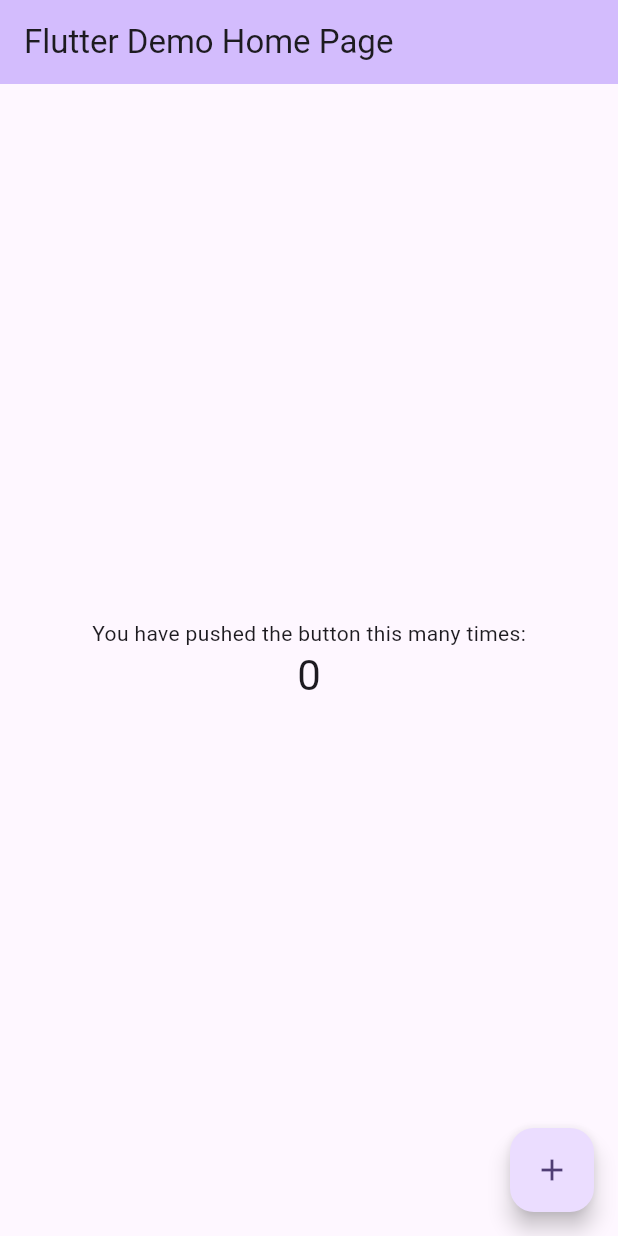
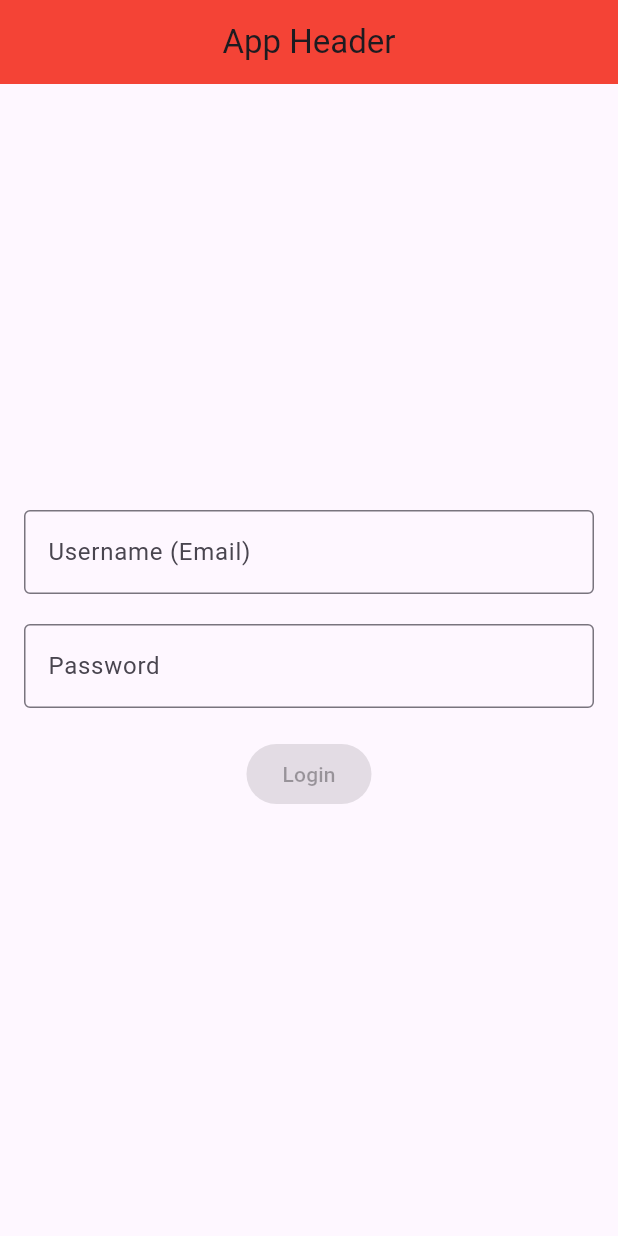
Before and after one commit to SalilMonga/GarageFinder, a Flutter app: the screen it shows after launch, on a phone screen of 412 x 824 dp. Run offline on Flutter 3.47's test engine with Material 3 defaults, Android fonts, the phone set to English and light mode, and no system bars.

Commit message:
Added Login Page-No validation

```diff
--- a/garagefinder/lib/main.dart
+++ b/garagefinder/lib/main.dart
@@ -1,125 +1,21 @@
 import 'package:flutter/material.dart';
+import 'screens/login_screen.dart';
 
 void main() {
-  runApp(const MyApp());
+  runApp(MyApp());
 }
 
 class MyApp extends StatelessWidget {
   const MyApp({super.key});
 
-  // This widget is the root of your application.
   @override
   Widget build(BuildContext context) {
     return MaterialApp(
-      title: 'Flutter Demo',
+      title: 'Flutter Dummy Login',
       theme: ThemeData(
-        // This is the theme of your application.
-        //
-        // TRY THIS: Try running your application with "flutter run". You'll see
-        // the application has a purple toolbar. Then, without quitting the app,
-        // try changing the seedColor in the colorScheme below to Colors.green
-        // and then invoke "hot reload" (save your changes or press the "hot
-        // reload" button in a Flutter-supported IDE, or press "r" if you used
-        // the command line to start the app).
-        //
-        // Notice that the counter didn't reset back to zero; the application
-        // state is not lost during the reload. To reset the state, use hot
-        // restart instead.
-        //
-        // This works for code too, not just values: Most code changes can be
-        // tested with just a hot reload.
-        colorScheme: ColorScheme.fromSeed(seedColor: Colors.deepPurple),
-        useMaterial3: true,
+        primarySwatch: Colors.red,
       ),
-      home: const MyHomePage(title: 'Flutter Demo Home Page'),
+      home: LoginScreen(),
     );
   }
 }
-
-class MyHomePage extends StatefulWidget {
-  const MyHomePage({super.key, required this.title});
-
-  // This widget is the home page of your application. It is stateful, meaning
-  // that it has a State object (defined below) that contains fields that affect
-  // how it looks.
-
-  // This class is the configuration for the state. It holds the values (in this
-  // case the title) provided by the parent (in this case the App widget) and
-  // used by the build method of the State. Fields in a Widget subclass are
-  // always marked "final".
-
-  final String title;
-
-  @override
-  State<MyHomePage> createState() => _MyHomePageState();
-}
-
-class _MyHomePageState extends State<MyHomePage> {
-  int _counter = 0;
-
-  void _incrementCounter() {
-    setState(() {
-      // This call to setState tells the Flutter framework that something has
-      // changed in this State, which causes it to rerun the build method below
-      // so that the display can reflect the updated values. If we changed
-      // _counter without calling setState(), then the build method would not be
-      // called again, and so nothing would appear to happen.
-      _counter++;
-    });
-  }
-
-  @override
-  Widget build(BuildContext context) {
-    // This method is rerun every time setState is called, for instance as done
-    // by the _incrementCounter method above.
-    //
-    // The Flutter framework has been optimized to make rerunning build methods
-    // fast, so that you can just rebuild anything that needs updating rather
-    // than having to individually change instances of widgets.
-    return Scaffold(
-      appBar: AppBar(
-        // TRY THIS: Try changing the color here to a specific color (to
-        // Colors.amber, perhaps?) and trigger a hot reload to see the AppBar
-        // change color while the other colors stay the same.
-        backgroundColor: Theme.of(context).colorScheme.inversePrimary,
-        // Here we take the value from the MyHomePage object that was created by
-        // the App.build method, and use it to set our appbar title.
-        title: Text(widget.title),
-      ),
-      body: Center(
-        // Center is a layout widget. It takes a single child and positions it
-        // in the middle of the parent.
-        child: Column(
-          // Column is also a layout widget. It takes a list of children and
-          // arranges them vertically. By default, it sizes itself to fit its
-          // children horizontally, and tries to be as tall as its parent.
-          //
-          // Column has various properties to control how it sizes itself and
-          // how it positions its children. Here we use mainAxisAlignment to
-          // center the children vertically; the main axis here is the vertical
-          // axis because Columns are vertical (the cross axis would be
-          // horizontal).
-          //
-          // TRY THIS: Invoke "debug painting" (choose the "Toggle Debug Paint"
-          // action in the IDE, or press "p" in the console), to see the
-          // wireframe for each widget.
-          mainAxisAlignment: MainAxisAlignment.center,
-          children: <Widget>[
-            const Text(
-              'You have pushed the button this many times:',
-            ),
-            Text(
-              '$_counter',
-              style: Theme.of(context).textTheme.headlineMedium,
-            ),
-          ],
-        ),
-      ),
-      floatingActionButton: FloatingActionButton(
-        onPressed: _incrementCounter,
-        tooltip: 'Increment',
-        child: const Icon(Icons.add),
-      ), // This trailing comma makes auto-formatting nicer for build methods.
-    );
-  }
-}
--- /dev/null
+++ b/garagefinder/lib/screens/login_screen.dart
@@ -0,0 +1,86 @@
+import 'package:flutter/material.dart';
+import '../widgets/header.dart';
+
+class LoginScreen extends StatefulWidget {
+  @override
+  _LoginScreenState createState() => _LoginScreenState();
+}
+
+class _LoginScreenState extends State<LoginScreen> {
+  final TextEditingController _emailController = TextEditingController();
+  final TextEditingController _passwordController = TextEditingController();
+  String? _emailError;
+  bool _isLoginButtonEnabled = false;
+
+  @override
+  void initState() {
+    super.initState();
+    _emailController.addListener(() {
+      setState(() {
+        _emailError = isValidEmail(_emailController.text)
+            ? null
+            : 'Invalid email address';
+        _validateInputs();
+      });
+    });
+    _passwordController.addListener(_validateInputs);
+  }
+
+  void _validateInputs() {
+    setState(() {
+      _isLoginButtonEnabled = _emailController.text.isNotEmpty &&
+          _passwordController.text.isNotEmpty;
+    });
+  }
+
+  bool isValidEmail(String email) {
+    final emailRegex = RegExp(r'^[^@]+@[^@]+\.[^@]+');
+    return emailRegex.hasMatch(email);
+  }
+
+  @override
+  Widget build(BuildContext context) {
+    return Scaffold(
+      appBar: Header(), // Reusing the red header
+      body: Center(
+        child: Column(
+          mainAxisAlignment: MainAxisAlignment.center,
+          children: <Widget>[
+            Padding(
+                padding: const EdgeInsets.symmetric(horizontal: 16.0),
+                child: TextField(
+                  controller: _emailController,
+                  decoration: InputDecoration(
+                    labelText: 'Username (Email)',
+                    border: OutlineInputBorder(),
+                    errorText: _emailError,
+                  ),
+                  keyboardType: TextInputType.emailAddress,
+                )),
+            const SizedBox(height: 20),
+            Padding(
+              padding: const EdgeInsets.symmetric(horizontal: 16.0),
+              child: TextField(
+                controller: _passwordController,
+                decoration: const InputDecoration(
+                  labelText: 'Password',
+                  border: OutlineInputBorder(),
+                ),
+                obscureText: true, // Hides the password
+              ),
+            ),
+            const SizedBox(height: 20),
+            ElevatedButton(
+              onPressed: _isLoginButtonEnabled
+                  ? () {
+                      // Add login logic here
+                    }
+                  : null,
+              child: const Text('Login'),
+            ),
+          ],
+        ),
+      ),
+    );
+  }
+}
--- /dev/null
+++ b/garagefinder/lib/widgets/header.dart
@@ -0,0 +1,17 @@
+import 'package:flutter/material.dart';
+
+class Header extends StatelessWidget implements PreferredSizeWidget {
+  const Header({super.key});
+
+  @override
+  Widget build(BuildContext context) {
+    return AppBar(
+      backgroundColor: Colors.red,
+      title: const Text('App Header'),
+      centerTitle: true,
+    );
+  }
+
+  @override
+  Size get preferredSize => const Size.fromHeight(kToolbarHeight);
+}
```
Also changed, not shown: 2 other files.
